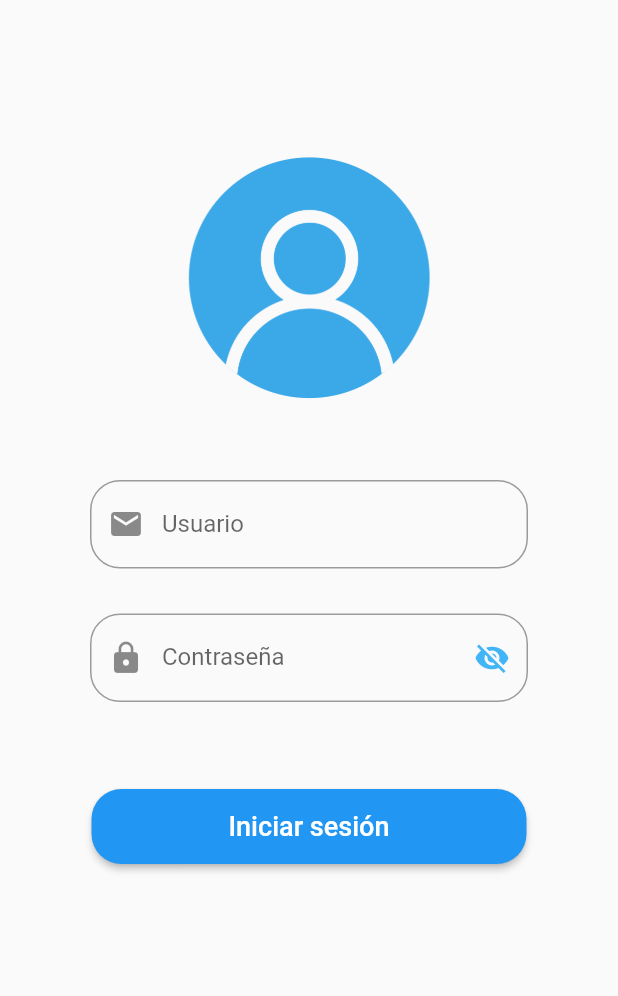
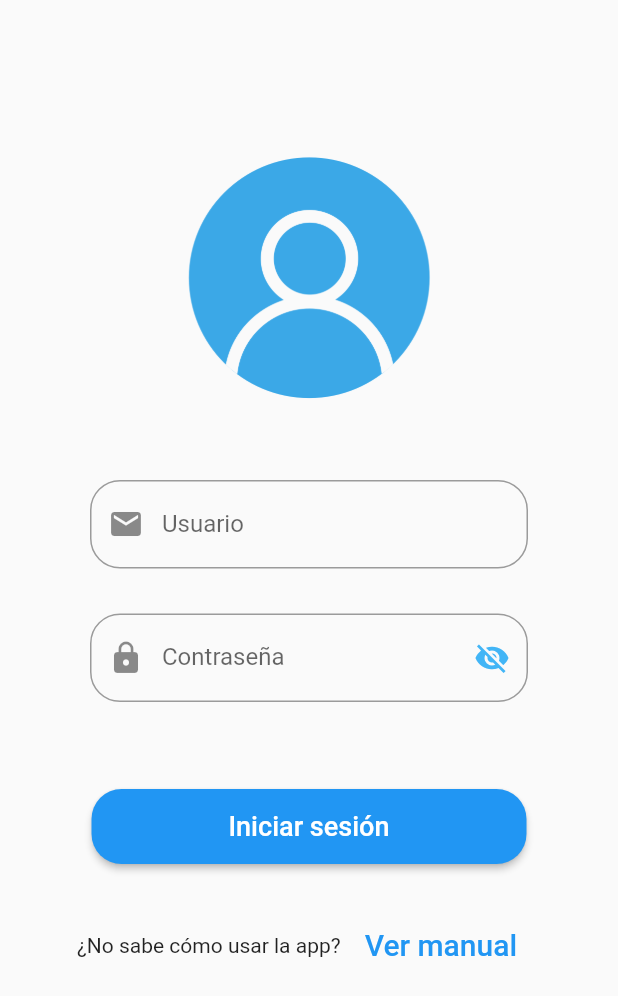
Before and after one commit to hugoruiz00/pet_care_movil, a Flutter app: the screen it shows after launch, on a phone screen of 412 x 824 dp. Shown: the top 996 px of the screen. Run offline on Flutter 3.47's test engine with Material 2 defaults, Android fonts, the phone set to English and light mode, and no system bars; our stand-ins replace fluttertoast; missing offline and left inert: dart:ffi; Roboto replaces fonts that are missing (Quicksand).

Commit message:
adding user manual

```diff
--- a/lib/src/pages/login.dart
+++ b/lib/src/pages/login.dart
@@ -6,6 +6,8 @@ import 'package:http/http.dart' as http;
 import 'package:fluttertoast/fluttertoast.dart';
 import 'package:petcaremovil/src/models/Login.dart';
 import 'package:petcaremovil/src/pages/Products.dart';
+import 'package:url_launcher/url_launcher.dart';
+
 
 class LoginPage extends StatefulWidget {
   // Initially password is obscure
@@ -42,7 +44,7 @@ class _State extends State<LoginPage> {
       String body = utf8.decode(response.bodyBytes);
       final jsonData = jsonDecode(body);
 
-      login.add(Login(jsonData['id'],jsonData['token'], jsonData['user']));
+      login.add(Login(jsonData['id'], jsonData['token'], jsonData['user']));
       return login;
     } else {
       var response1 = response.body;
@@ -175,6 +177,25 @@ class _State extends State<LoginPage> {
                     });
               },
             )),
+        Container(
+            padding: EdgeInsets.all(30),
+            child: Row(
+              children: <Widget>[
+                Text('¿No sabe cómo usar la app?', style: TextStyle(fontSize: 14)),
+                FlatButton(
+                  textColor: Colors.blue,
+                  child: Text(
+                    'Ver manual',
+                    style: TextStyle(fontSize: 20),
+                  ),
+                  onPressed: () {
+                    print("Ver manual");
+                    launch("https://drive.google.com/drive/u/1/folders/1uRk8S7E3rAXKAVPY1Us-W6xzytI-93-8");
+                  },
+                )
+              ],
+              mainAxisAlignment: MainAxisAlignment.center,
+            ))
       ],
     )));
   }
--- a/pubspec.yaml
+++ b/pubspec.yaml
@@ -34,6 +34,7 @@ dev_dependencies:
   flutter_test:
     sdk: flutter
   fluttertoast: ^3.1.0
+  url_launcher: any
 
 # For information on the generic Dart part of this file, see the
 # following page: https://dart.dev/tools/pub/pubspec
```
Also changed, not shown: pubspec.lock.
